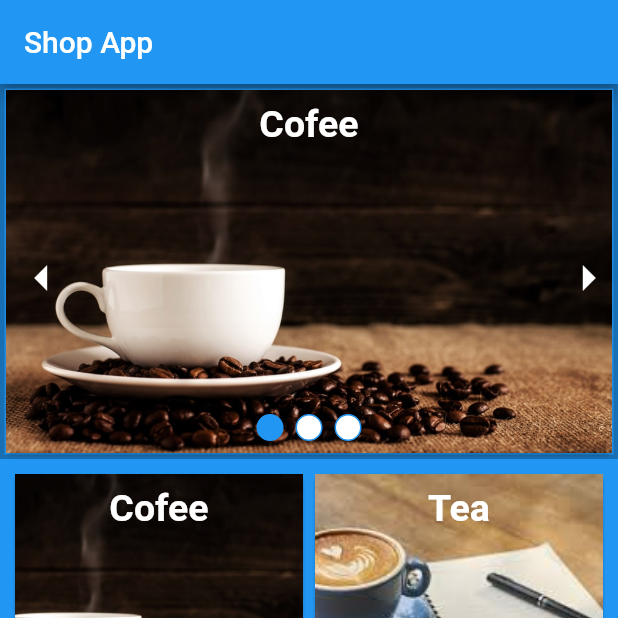
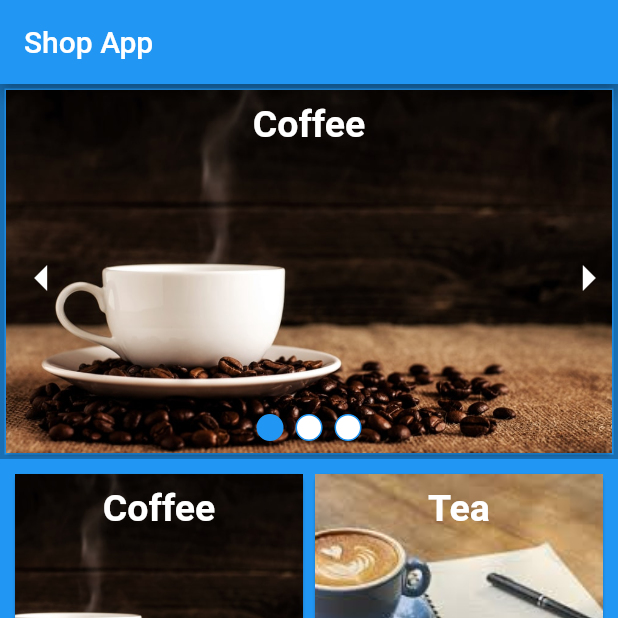
Before and after one commit to Shaheduzzaman67/shop_app, a Flutter app: the first screen one second after launch, on a phone screen of 412 x 824 dp, the top half of it. Run offline on Flutter 3.47's test engine with Material 2 defaults, Android fonts, the phone set to English and light mode, and no system bars; our stand-ins replace transparent_image.

```diff
--- /dev/null
+++ b/lib/model/DrinkListModel.dart
@@ -0,0 +1,14 @@
+import 'package:scoped_model/scoped_model.dart';
+import 'package:shopapp/model/DrinkType.dart';
+import 'package:shopapp/widget/DrinkCards.dart';
+
+class DrinkListModel extends Model {
+
+   List<DrinkType> _drinkType = cofeeType;
+   List<DrinkType> get drinkType => _drinkType;
+
+   void updateDrinkList (List<DrinkType> type){
+     _drinkType = type;
+     notifyListeners();
+   }
+}
--- a/lib/widget/DrinkCards.dart
+++ b/lib/widget/DrinkCards.dart
@@ -4,27 +4,27 @@ import 'package:shopapp/model/DrinkType.dart';
 import 'package:transparent_image/transparent_image.dart';
 
 List<DrinkType> mainType = <DrinkType>[
-  DrinkType ("Cofee","assets/img/cofee1.jpg", 20.0 ),
+  DrinkType ("Coffee","assets/img/cofee1.jpg", 20.0 ),
   DrinkType ("Tea","assets/img/cofee2.jpg", 20.0 ),
   DrinkType ("Juice","assets/img/cofee3.jpg", 20.0 ),
 ];
 
 List<DrinkType> cofeeType = <DrinkType>[
-  DrinkType ("Cofee","assets/img/cofee1.jpg", 20.0 ),
+  DrinkType ("Coffee","assets/img/cofee1.jpg", 20.0 ),
   DrinkType ("Tea","assets/img/cofee2.jpg", 20.0 ),
   DrinkType ("Juice","assets/img/cofee3.jpg", 20.0 ),
 ];
 
 List<DrinkType> teaType = <DrinkType>[
-  DrinkType ("Cofee","assets/img/cofee1.jpg", 20.0 ),
-  DrinkType ("Tea","assets/img/cofee2.jpg", 20.0 ),
+  DrinkType ("Tea","assets/img/cofee1.jpg", 20.0 ),
+  DrinkType ("Coffee","assets/img/cofee2.jpg", 20.0 ),
   DrinkType ("Juice","assets/img/cofee3.jpg", 20.0 ),
 ];
 
 List<DrinkType> juiceType = <DrinkType>[
-  DrinkType ("Cofee","assets/img/cofee1.jpg", 20.0 ),
+  DrinkType ("Juice","assets/img/cofee1.jpg", 20.0 ),
   DrinkType ("Tea","assets/img/cofee2.jpg", 20.0 ),
-  DrinkType ("Juice","assets/img/cofee3.jpg", 20.0 ),
+  DrinkType ("Coffee","assets/img/cofee3.jpg", 20.0 ),
 ];
 
 
--- a/lib/widget/DrinkList.dart
+++ b/lib/widget/DrinkList.dart
@@ -1,20 +1,27 @@
 
 import 'package:flutter/material.dart';
+import 'package:scoped_model/scoped_model.dart';
+import 'package:shopapp/model/DrinkListModel.dart';
 import 'package:shopapp/widget/DrinkCards.dart';
 
 class DrinkList extends StatelessWidget {
   @override
   Widget build(BuildContext context) {
+    return ScopedModelDescendant<DrinkListModel>(
+      builder: (context, _, model){
         return Expanded(
           child: GridView.count(
             padding: EdgeInsets.all(6.0),
             crossAxisCount: 2,
-        children: cofeeType.map((drinkType){
+            children: model.drinkType.map((drinkType){
               return DrinkCards(
                 drinkType: drinkType,
               );
             }).toList() ,
           ),
         );
+      },
+    );
+
   }
 }
--- a/lib/widget/DrinksCarousel.dart
+++ b/lib/widget/DrinksCarousel.dart
@@ -1,6 +1,8 @@
 import 'dart:async';
 
 import 'package:flutter/material.dart';
+import 'package:scoped_model/scoped_model.dart';
+import 'package:shopapp/model/DrinkListModel.dart';
 import 'package:shopapp/widget/DrinkCards.dart';
 
 class DrinksCarousel extends StatefulWidget {
@@ -69,14 +71,40 @@ class _DrinksCarouselState extends State<DrinksCarousel> with SingleTickerProvid
         ),
         child: Stack(
           children: <Widget>[
-            TabBarView(
-              controller: _tabController,
-              children: mainType.map((drinkType){
-                return DrinkCards(
-                  drinkType: drinkType,
+            ScopedModelDescendant<DrinkListModel>(
+              rebuildOnChange: false,
+              builder: (context, _, model){
+                return TabBarView(
+                  controller: _tabController,
+                  children: mainType.map((drinkType){
+                    return GestureDetector(
+                      onTap: (){
+                        var type;
+                        switch (drinkType.title){
+                          case "Coffee" :
+                            type = cofeeType;
+                          break;
+                          case "Tea" :
+                          type = teaType;
+                          break;
+                          case "Juice" :
+                            type = juiceType;
+                            break;
+                          default:
+                            throw "${drinkType.title} is not recognized";
+                        }
+                        _carouselTimer.cancel();
+                        model.updateDrinkList(type);
+                      },
+                      child: DrinkCards(
+                        drinkType: drinkType,
+                      ),
+                    );
+                  }).toList(),
                 );
-              }).toList(),
+              },
             ),
+
             Align(
               alignment: Alignment.bottomCenter,
               child: Padding(
--- a/lib/widget/StoreHomePage.dart
+++ b/lib/widget/StoreHomePage.dart
@@ -1,5 +1,7 @@
 
 import 'package:flutter/material.dart';
+import 'package:scoped_model/scoped_model.dart';
+import 'package:shopapp/model/DrinkListModel.dart';
 import 'package:shopapp/model/DrinkType.dart';
 import 'package:shopapp/widget/DrinkList.dart';
 import 'package:shopapp/widget/DrinksCarousel.dart';
@@ -11,7 +13,9 @@ class StoreHomePage extends StatelessWidget {
 
   @override
   Widget build(BuildContext context) {
-    return Scaffold(
+    return ScopedModel<DrinkListModel>(
+      model: DrinkListModel(),
+      child: Scaffold(
         backgroundColor: Colors.blue,
         appBar: AppBar(
           title: Text(title),
@@ -22,6 +26,7 @@ class StoreHomePage extends StatelessWidget {
             DrinkList(),
           ],
         ),
+      ),
     );
   }
 }
--- a/pubspec.yaml
+++ b/pubspec.yaml
@@ -14,6 +14,7 @@ dependencies:
 
   cupertino_icons: ^0.1.2
   transparent_image: ^1.0.0
+  scoped_model: ^1.0.1
 
 dev_dependencies:
   flutter_test:
```
Also changed, not shown: pubspec.lock. Lines whose indentation alone changed are shown as unchanged.
